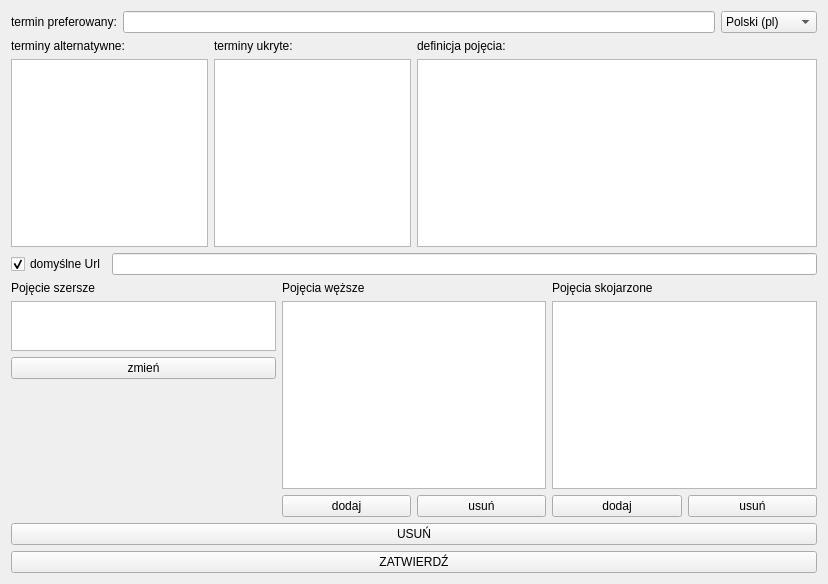
Old version of the form scalone/ui/edytor.ui in the repository mpichlin/KPW.
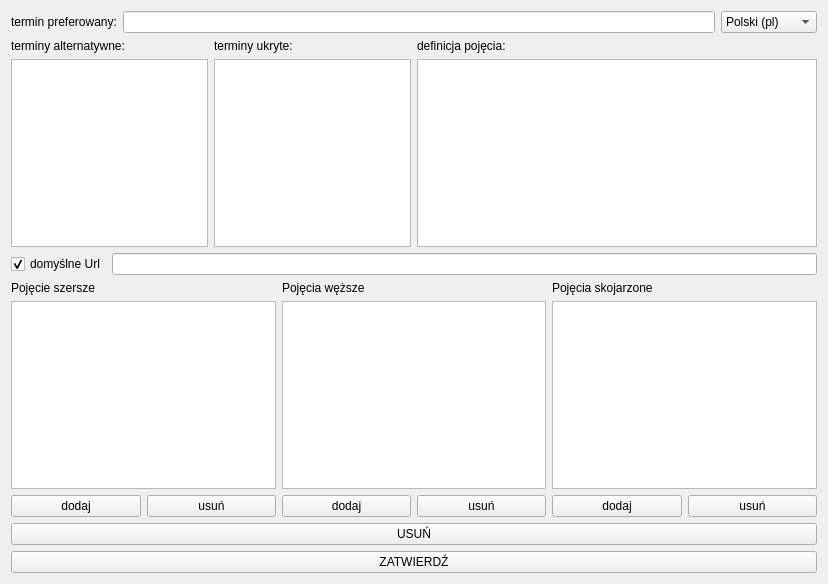
New version of the form.

Diff of the .ui file:
```diff
--- a/scalone/ui/edytor.ui
+++ b/scalone/ui/edytor.ui
@@ -194,30 +194,28 @@
            <property name="maximumSize">
             <size>
              <width>16777215</width>
-             <height>50</height>
+             <height>16777215</height>
             </size>
            </property>
           </widget>
          </item>
          <item>
-          <widget class="QPushButton" name="zmienButton">
+          <layout class="QHBoxLayout" name="horizontalLayout_6">
+           <item>
+            <widget class="QPushButton" name="dodaj_szerszeButton">
            <property name="text">
-            <string>zmień</string>
+              <string>dodaj</string>
            </property>
           </widget>
          </item>
          <item>
-          <spacer name="verticalSpacer">
-           <property name="orientation">
-            <enum>Qt::Vertical</enum>
-           </property>
-           <property name="sizeHint" stdset="0">
-            <size>
-             <width>20</width>
-             <height>40</height>
-            </size>
-           </property>
-          </spacer>
+            <widget class="QPushButton" name="usun_szerszeButton">
+             <property name="text">
+              <string>usuń</string>
+             </property>
+            </widget>
+           </item>
+          </layout>
          </item>
         </layout>
        </item>
```
Left out of the diff: 2 changed lines with no effect on the pictures. Lines whose indentation alone changed are shown as unchanged.
